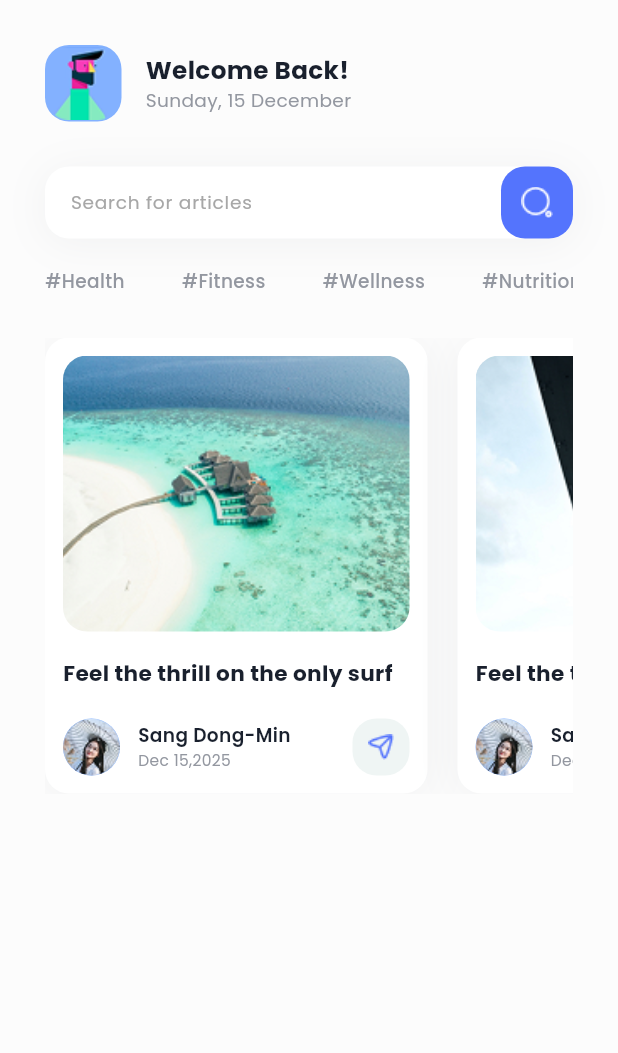
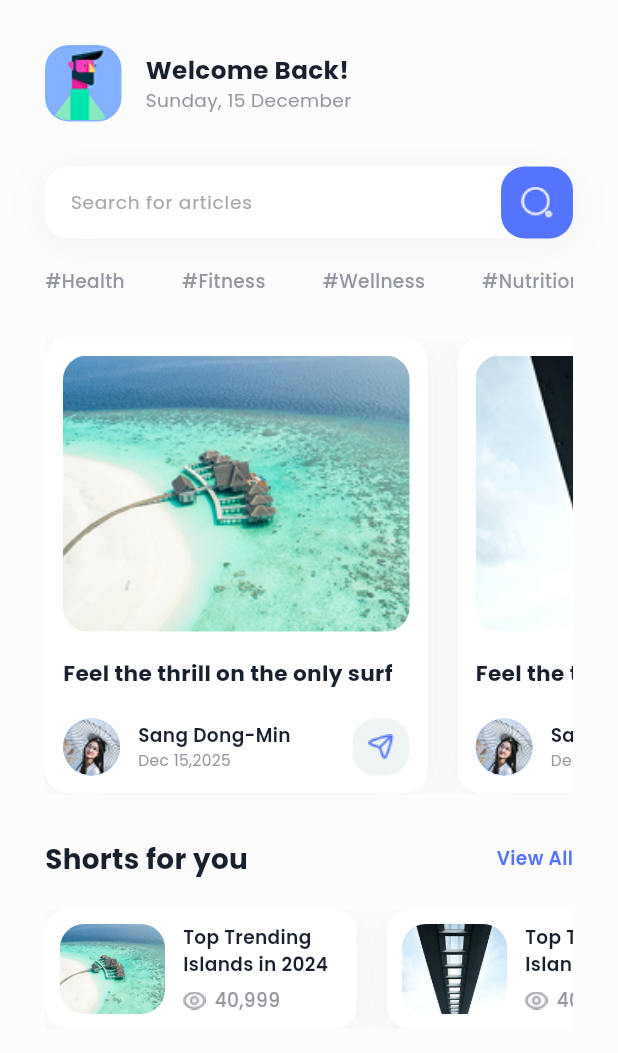
Before and after one commit to shashwat-naik/Education-Purpose, a Flutter app: the screen it shows after launch, on a phone screen of 412 x 824 dp. Shown: the top 1053 px of the screen. Run offline on Flutter 3.47's test engine with Material 3 defaults, Android fonts, the phone set to English and light mode, and no system bars; our stand-ins replace flutter_svg, google_fonts.

Commit message:
Short Section

```diff
--- a/lib/main.dart
+++ b/lib/main.dart
@@ -282,6 +282,105 @@ class HomeScreen extends StatelessWidget {
           SizedBox(
             height: 30,
           ),
+          Row(
+            mainAxisAlignment: MainAxisAlignment.spaceBetween,
+            crossAxisAlignment: CrossAxisAlignment.center,
+            children: [
+              Text(
+                'Shorts for you',
+                style: kPoppinsBold.copyWith(
+                  fontSize: SizeConfig.blockSizeHorizontal! * 4.5,
+                ),
+              ),
+              Text(
+                'View All',
+                style: kPoppinsSemibold.copyWith(
+                  color: kBlue,
+                  fontSize: SizeConfig.blockSizeHorizontal! * 3,
+                ),
+              ),
+            ],
+          ),
+          SizedBox(
+            height: 20,
+          ),
+          SizedBox(
+            height: 80,
+            child: ListView.builder(
+                itemCount: 10,
+                scrollDirection: Axis.horizontal,
+                itemBuilder: (context, index) {
+                  return Container(
+                    padding: EdgeInsets.all(10),
+                    margin: EdgeInsets.only(right: 20),
+                    width: 208,
+                    height: 88,
+                    decoration: BoxDecoration(
+                      color: kWhite,
+                      borderRadius: BorderRadius.circular(kBorderRadius),
+                      boxShadow: [
+                        BoxShadow(
+                          color: kDarkBlue.withOpacity(0.051),
+                          offset: Offset(0.0, 3.0),
+                          blurRadius: 24.0,
+                          spreadRadius: 0.0,
+                        ),
+                      ],
+                    ),
+                    child: Row(
+                      children: [
+                        Container(
+                          width: 70,
+                          decoration: BoxDecoration(
+                            borderRadius: BorderRadius.circular(kBorderRadius),
+                            image: DecorationImage(
+                              image: AssetImage(articleImg[index % 4]),
+                              fit: BoxFit.cover,
+                            ),
+                          ),
+                        ),
+                        SizedBox(
+                          width: 12,
+                        ),
+                        Flexible(
+                          child: Column(
+                            mainAxisAlignment: MainAxisAlignment.center,
+                            children: [
+                              Text(
+                                'Top Trending Islands in 2024',
+                                maxLines: 2,
+                                overflow: TextOverflow.ellipsis,
+                                style: kPoppinsSemibold.copyWith(
+                                  fontSize: SizeConfig.blockSizeHorizontal! * 3,
+                                ),
+                              ),
+                              SizedBox(
+                                height: 6,
+                              ),
+                              Row(
+                                children: [
+                                  Image.asset('assets/eye.png'),
+                                  SizedBox(
+                                    width: 6,
+                                  ),
+                                  Text(
+                                    '40,999',
+                                    style: kPoppinsMedium.copyWith(
+                                      color: kGrey,
+                                      fontSize:
+                                          SizeConfig.blockSizeHorizontal! * 3,
+                                    ),
+                                  ),
+                                ],
+                              )
+                            ],
+                          ),
+                        ),
+                      ],
+                    ),
+                  );
+                }),
+          )
         ],
       ),
     );
```
Also changed, not shown: assets/eye.png (added).
